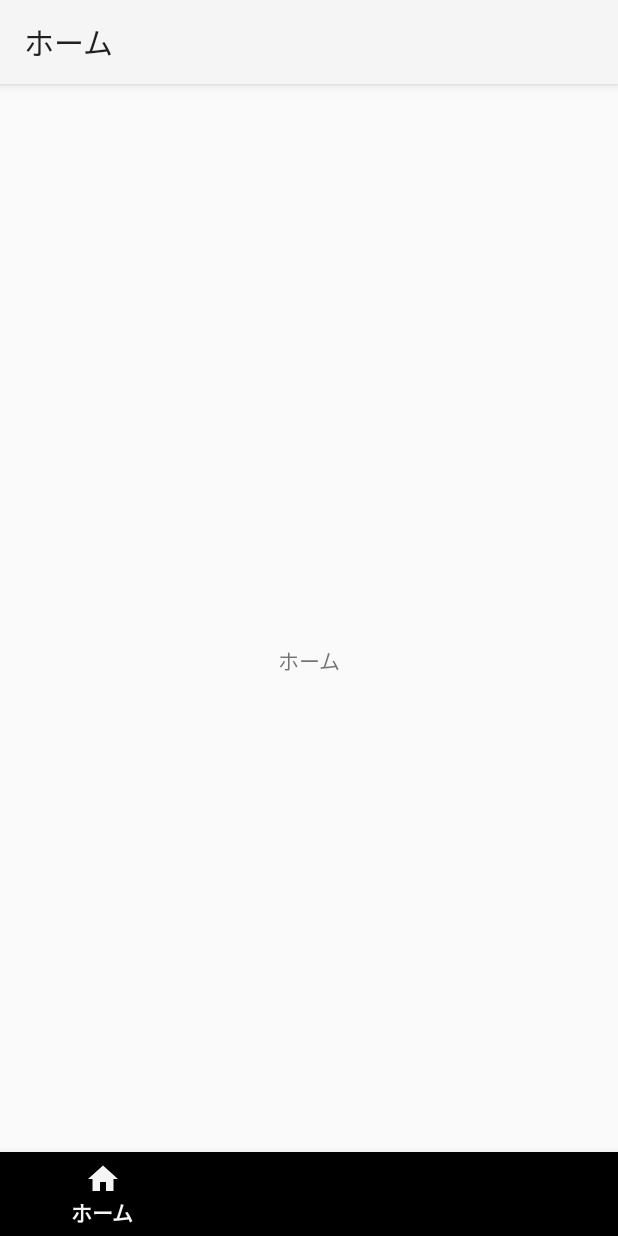
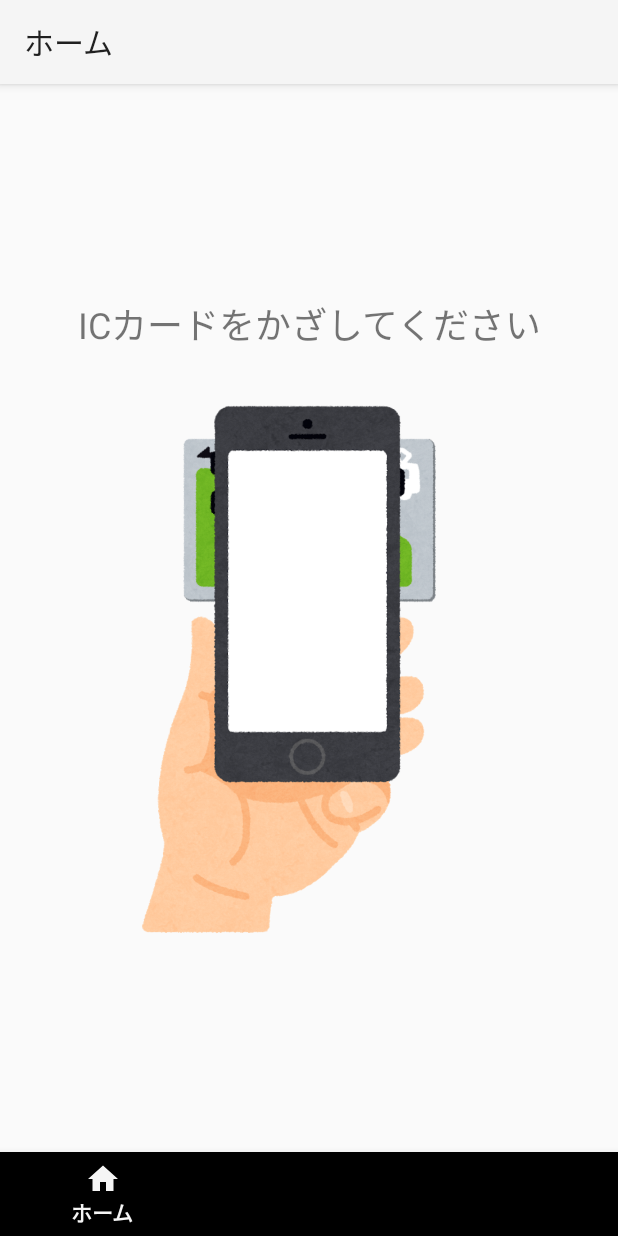
Before and after one commit to deka0106/FeliCaZ, an Android app: the screen it shows after launch (MainActivity), on a phone screen of 412 x 824 dp. Run offline under Robolectric (Android 15) with nearby library versions, the light colour scheme and no system bars; 1 statement that could not run was skipped.

Commit message:
implement home fragment

```diff
--- a/app/src/main/java/work/deka/felicaz/MainActivity.kt
+++ b/app/src/main/java/work/deka/felicaz/MainActivity.kt
@@ -75,12 +75,14 @@ class MainActivity : AppCompatActivity(), CoroutineScope {
         Log.d(TAG, "onCreate")
         super.onCreate(savedInstanceState)
         setContentView(R.layout.activity_main)
-        title = getString(R.string.title_home)
-        view_pager.also {
-            it.adapter = pagerAdapter
-            it.offscreenPageLimit = fragments.size - 1
+        view_pager.apply {
+            adapter = pagerAdapter
+            offscreenPageLimit = fragments.size - 1
         }
-        navigation.setOnNavigationItemSelectedListener(onNavigationItemSelectedListener)
+        navigation.apply {
+            setOnNavigationItemSelectedListener(onNavigationItemSelectedListener)
+            selectedItemId = R.id.navigation_home
+        }
     }
 
     override fun onResume() {
--- a/app/src/main/res/layout/activity_main.xml
+++ b/app/src/main/res/layout/activity_main.xml
@@ -8,20 +8,19 @@
         android:layout_height="match_parent"
         tools:context=".MainActivity">
 
-    <android.support.v4.view.ViewPager
-            android:layout_width="match_parent"
-            android:layout_height="match_parent"
-            android:id="@+id/view_pager"/>
-
     <android.support.design.widget.BottomNavigationView
             android:id="@+id/navigation"
-            android:layout_width="0dp"
+            android:layout_width="match_parent"
             android:layout_height="wrap_content"
-            android:layout_marginEnd="0dp"
-            android:layout_marginStart="0dp"
             app:layout_constraintBottom_toBottomOf="parent"
             app:layout_constraintLeft_toLeftOf="parent"
             app:layout_constraintRight_toRightOf="parent"
             app:menu="@menu/navigation"/>
 
+    <android.support.v4.view.ViewPager
+            android:id="@+id/view_pager"
+            android:layout_width="match_parent"
+            android:layout_height="match_parent"
+            android:layout_marginBottom="?attr/actionBarSize"/>
+
 </android.support.constraint.ConstraintLayout>
--- a/app/src/main/res/layout/fragment_home.xml
+++ b/app/src/main/res/layout/fragment_home.xml
@@ -10,11 +10,28 @@
             android:id="@+id/home"
             android:layout_width="wrap_content"
             android:layout_height="wrap_content"
-            android:text="@string/title_home"
+            android:text="@string/touch"
+            app:layout_constraintBottom_toTopOf="@id/touch"
+            app:layout_constraintLeft_toLeftOf="parent"
+            app:layout_constraintRight_toRightOf="parent"
+            app:layout_constraintTop_toTopOf="parent"
+            app:layout_constraintVertical_chainStyle="packed"
+            android:layout_marginBottom="@dimen/activity_vertical_margin"
+            android:layout_marginTop="@dimen/activity_vertical_margin"
+            android:textSize="24sp"/>
+
+    <ImageView
+            android:id="@+id/touch"
+            android:src="@drawable/touch"
+            android:scaleType="centerInside"
+            android:contentDescription="@string/touch"
+            android:layout_height="360dp"
             app:layout_constraintBottom_toBottomOf="parent"
             app:layout_constraintLeft_toLeftOf="parent"
             app:layout_constraintRight_toRightOf="parent"
-            app:layout_constraintTop_toTopOf="parent"
-            />
+            app:layout_constraintTop_toBottomOf="@id/home"
+            android:layout_width="wrap_content"
+            android:layout_marginBottom="@dimen/activity_vertical_margin"
+            android:layout_marginTop="@dimen/activity_vertical_margin"/>
 
 </android.support.constraint.ConstraintLayout>
--- a/app/src/main/res/values/strings.xml
+++ b/app/src/main/res/values/strings.xml
@@ -9,4 +9,5 @@
     <string name="title_home">ホーム</string>
     <string name="title_history">履歴</string>
     <string name="title_setting">設定</string>
+    <string name="touch">ICカードをかざしてください</string>
 </resources>
```
Also changed, not shown: app/src/main/res/drawable/touch.png (added).
